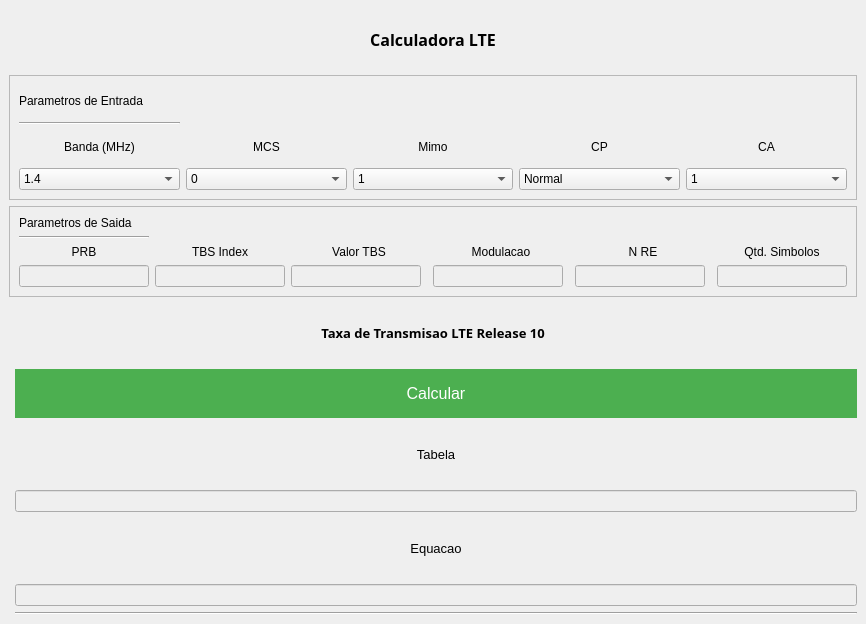
First picture: the form in App/CalcTPutUI.ui, repository dmorais8/ComMoveis_2020_5_Projeto03, before the edit.
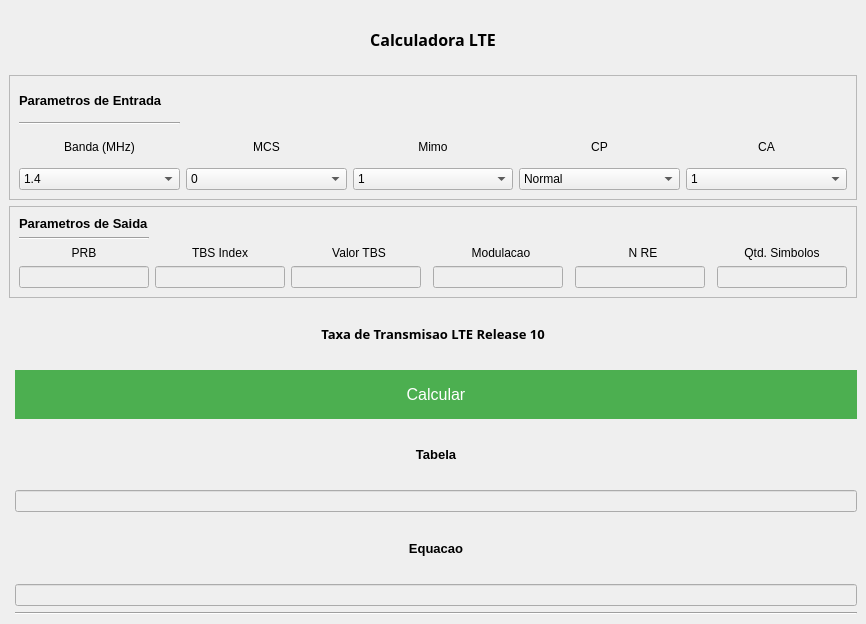
Second picture: the form after the edit.

```diff
--- a/App/CalcTPutUI.ui
+++ b/App/CalcTPutUI.ui
@@ -60,6 +60,13 @@
        </item>
        <item row="0" column="0">
         <widget class="QLabel" name="label_17">
+         <property name="font">
+          <font>
+           <pointsize>10</pointsize>
+           <weight>75</weight>
+           <bold>true</bold>
+          </font>
+         </property>
          <property name="text">
           <string>Parametros de Saida</string>
          </property>
@@ -447,6 +454,13 @@
        </item>
        <item row="0" column="1">
         <widget class="QLabel" name="label_9">
+         <property name="font">
+          <font>
+           <pointsize>10</pointsize>
+           <weight>75</weight>
+           <bold>true</bold>
+          </font>
+         </property>
          <property name="text">
           <string>Parametros de Entrada</string>
          </property>
@@ -481,6 +495,8 @@
        <font>
         <family>Segoe UI</family>
         <pointsize>10</pointsize>
+        <weight>75</weight>
+        <bold>true</bold>
        </font>
       </property>
       <property name="text">
@@ -550,6 +566,8 @@
        <font>
         <family>Segoe UI</family>
         <pointsize>10</pointsize>
+        <weight>75</weight>
+        <bold>true</bold>
        </font>
       </property>
       <property name="text">
```
Left out of the diff: 23 changed lines with no effect on the pictures.
